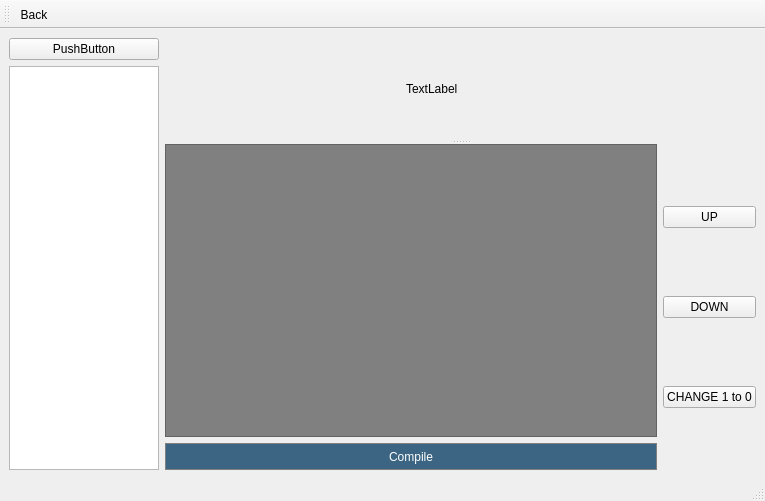
Above: constructor.ui from Sapfir0/QT_PROJECT before the change. Below: the same form after it.
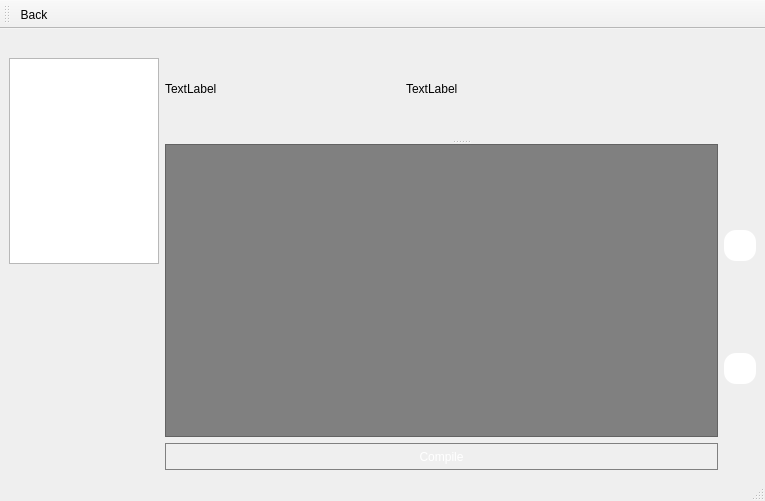
That is the form after the change. Icons and pictures are not drawn.

```diff
--- a/constructor.ui
+++ b/constructor.ui
@@ -23,17 +23,11 @@
       <widget class="QWidget" name="horizontalLayoutWidget_2">
        <layout class="QHBoxLayout" name="horizontalLayout_2">
         <item>
-         <spacer name="horizontalSpacer">
-          <property name="orientation">
-           <enum>Qt::Horizontal</enum>
+         <widget class="QLabel" name="task">
+          <property name="text">
+           <string>TextLabel</string>
           </property>
-          <property name="sizeHint" stdset="0">
-           <size>
-            <width>40</width>
-            <height>20</height>
-           </size>
-          </property>
-         </spacer>
+         </widget>
         </item>
         <item>
          <widget class="QLabel" name="error">
@@ -60,8 +54,30 @@
              <string notr="true">QListWidget {
 background-color: grey;
 font-size: 20px;
+    show-decoration-selected: 1; /* make the selection span the entire width of the view */
 }
-</string>
+QListWidget::item:alternate {
+    background: #EEEEEE;
+}
+
+QListWidget::item:selected {
+    border: 1px solid #6a6ea9;
+}
+
+QListWidget::item:selected:!active {
+    background: qlineargradient(x1: 0, y1: 0, x2: 0, y2: 1,
+                                stop: 0 #ABAFE5, stop: 1 #8588B2);
+}
+
+QListWidget::item:selected:active {
+    background: qlineargradient(x1: 0, y1: 0, x2: 0, y2: 1,
+                                stop: 0 #6a6ea9, stop: 1 #888dd9);
+}
+
+QListWidget::item:hover {
+    background: qlineargradient(x1: 0, y1: 0, x2: 0, y2: 1,
+                                stop: 0 #FAFBFE, stop: 1 #DCDEF1);
+}</string>
             </property>
            </widget>
           </item>
@@ -72,7 +88,8 @@
             </property>
             <property name="styleSheet">
              <string notr="true">QPushButton {
-  background-color: #3B6582;
+  background-color: qlineargradient(x1: 0, y1: 0, x2: 0, y2: 1,
+                                stop: 0 #6a6ea9, stop: 1 #888dd9);
   color: white; 
  width:  100px;
  height: 25px;
@@ -98,22 +115,59 @@
          <layout class="QVBoxLayout" name="verticalLayout_2">
           <item>
            <widget class="QPushButton" name="up_button">
+            <property name="minimumSize">
+             <size>
+              <width>0</width>
+              <height>31</height>
+             </size>
+            </property>
+            <property name="styleSheet">
+             <string notr="true">QPushButton { 
+background-image: url(:/new/prefix1/img/icons8-toDown-32.png);
+	background-position:absolute;
+	background-color: white;
+   background-repeat: n-repeat;
+  background-color: qlineargradient(x1: 0, y1: 0, x2: 0, y2: 1,
+                                stop: 0 #6a6ea9, stop: 1 #888dd9);
+border-radius:12px;
+color: white;
+}
+QPushButton:hover {
+    background-color: #E1E8EE;
+color: black;
+}</string>
+            </property>
             <property name="text">
-             <string>UP</string>
+             <string/>
             </property>
            </widget>
           </item>
           <item>
            <widget class="QPushButton" name="down">
-            <property name="text">
-             <string>DOWN</string>
+            <property name="minimumSize">
+             <size>
+              <width>0</width>
+              <height>31</height>
+             </size>
             </property>
-           </widget>
-          </item>
-          <item>
-           <widget class="QPushButton" name="up">
+            <property name="styleSheet">
+             <string notr="true">QPushButton { 
+background-image: url(:/new/prefix1/img/icons8-toDown-32 (2));
+	background-position:absolute;
+	background-color: white;
+   background-repeat: n-repeat;
+  background-color: qlineargradient(x1: 0, y1: 0, x2: 0, y2: 1,
+                                stop: 0 #6a6ea9, stop: 1 #888dd9);
+border-radius:12px;
+}
+QPushButton:hover {
+
+    background-color: #E1E8EE;
+color: black;
+}</string>
+            </property>
             <property name="text">
-             <string>CHANGE 1 to 0</string>
+             <string/>
             </property>
            </widget>
           </item>
@@ -129,12 +183,26 @@
        <widget class="QPushButton" name="pushButton">
         <property name="maximumSize">
          <size>
-          <width>150</width>
+          <width>20</width>
           <height>16777215</height>
          </size>
         </property>
+        <property name="styleSheet">
+         <string notr="true">QPushButton { 
+  background-color: qlineargradient(x1: 0, y1: 0, x2: 0, y2: 1,
+                                stop: 0 #6a6ea9, stop: 1 #888dd9);
+border-radius: 2px;
+}
+QPushButton:hover { 
+    background-color: #E1E8EE;
+}</string>
+        </property>
         <property name="text">
-         <string>PushButton</string>
+         <string/>
+        </property>
+        <property name="icon">
+         <iconset resource="yahzwhatisit.qrc">
+          <normaloff>:/new/prefix1/img/icons8-menu-50.png</normaloff>:/new/prefix1/img/icons8-menu-50.png</iconset>
         </property>
        </widget>
       </item>
@@ -146,8 +214,49 @@
           <height>16777215</height>
          </size>
         </property>
+        <property name="styleSheet">
+         <string notr="true">QListWidget {
+    show-decoration-selected: 1; /* make the selection span the entire width of the view */
+}
+
+QListWidget::item:alternate {
+    background: #EEEEEE;
+}
+
+QListWidget::item:selected {
+    border: 1px solid #6a6ea9;
+}
+
+QListWidget::item:selected:!active {
+    background: qlineargradient(x1: 0, y1: 0, x2: 0, y2: 1,
+                                stop: 0 #ABAFE5, stop: 1 #8588B2);
+}
+
+QListWidget::item:selected:active {
+    background: qlineargradient(x1: 0, y1: 0, x2: 0, y2: 1,
+                                stop: 0 #6a6ea9, stop: 1 #888dd9);
+}
+
+QListWidget::item:hover {
+    background: qlineargradient(x1: 0, y1: 0, x2: 0, y2: 1,
+                                stop: 0 #FAFBFE, stop: 1 #DCDEF1);
+}</string>
+        </property>
        </widget>
       </item>
+      <item>
+       <spacer name="verticalSpacer">
+        <property name="orientation">
+         <enum>Qt::Vertical</enum>
+        </property>
+        <property name="sizeHint" stdset="0">
+         <size>
+          <width>20</width>
+          <height>40</height>
+         </size>
+        </property>
+       </spacer>
+      </item>
      </layout>
     </item>
    </layout>
```
